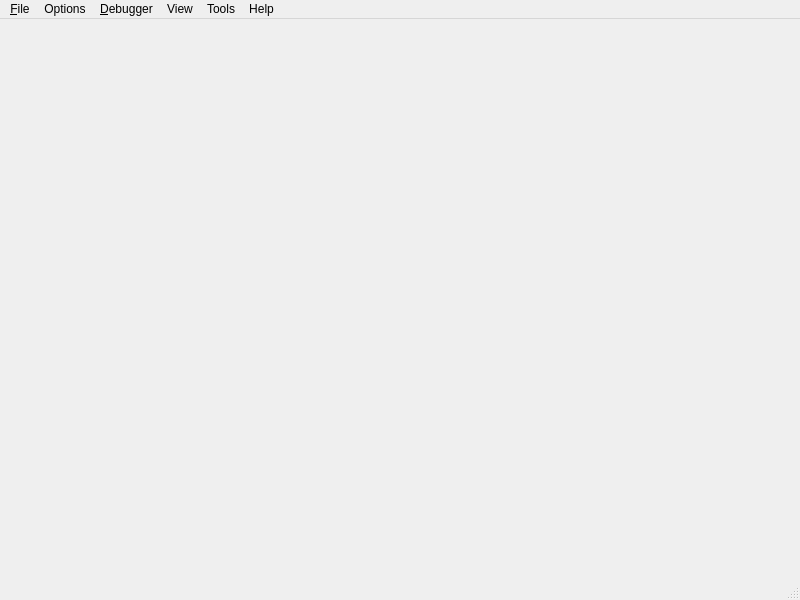
Before: the Qt Designer form mainwindow.ui in IanSkelskey/p64-qt, drawn with Qt 5.
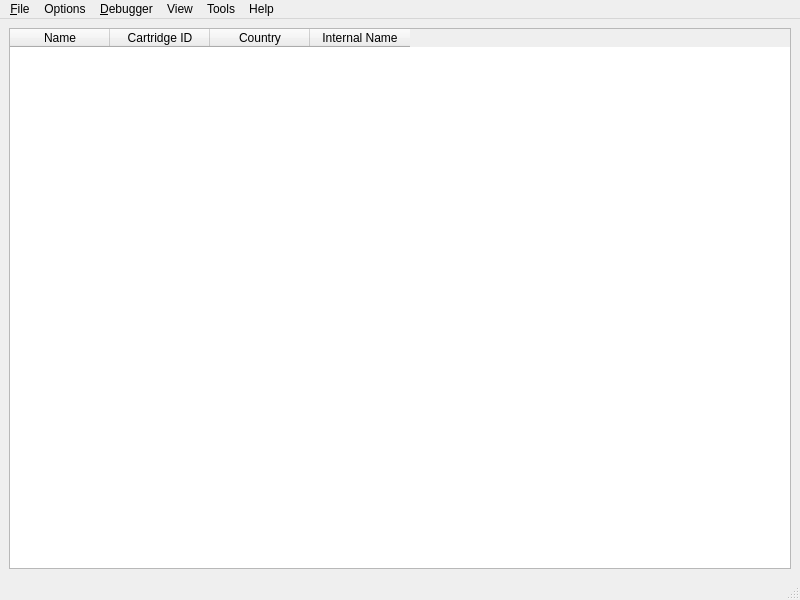
After: the same form once the commit is applied. Icons and pictures are not drawn.

Commit message: Enhance dialogs and main window with UI improvements

What changed in the file:
```diff
--- a/mainwindow.ui
+++ b/mainwindow.ui
@@ -10,10 +10,50 @@
     <height>600</height>
    </rect>
   </property>
+  <property name="minimumSize">
+   <size>
+    <width>0</width>
+    <height>0</height>
+   </size>
+  </property>
   <property name="windowTitle">
    <string>MainWindow</string>
   </property>
-  <widget class="QWidget" name="centralwidget"/>
+  <property name="windowIcon">
+   <iconset resource="resources.qrc">
+    <normaloff>:/assets/icons/pj64.ico</normaloff>:/assets/icons/pj64.ico</iconset>
+  </property>
+  <property name="statusTip">
+   <string>Running...</string>
+  </property>
+  <widget class="QWidget" name="centralwidget">
+   <layout class="QVBoxLayout" name="verticalLayout">
+    <item>
+     <widget class="QTableWidget" name="tableWidget">
+      <column>
+       <property name="text">
+        <string>Name</string>
+       </property>
+      </column>
+      <column>
+       <property name="text">
+        <string>Cartridge ID</string>
+       </property>
+      </column>
+      <column>
+       <property name="text">
+        <string>Country</string>
+       </property>
+      </column>
+      <column>
+       <property name="text">
+        <string>Internal Name</string>
+       </property>
+      </column>
+     </widget>
+    </item>
+   </layout>
+  </widget>
   <widget class="QMenuBar" name="menubar">
    <property name="geometry">
     <rect>
```
Left out of the diff: 46 changed lines with no effect on the pictures. The commit also changes 4 other files.
